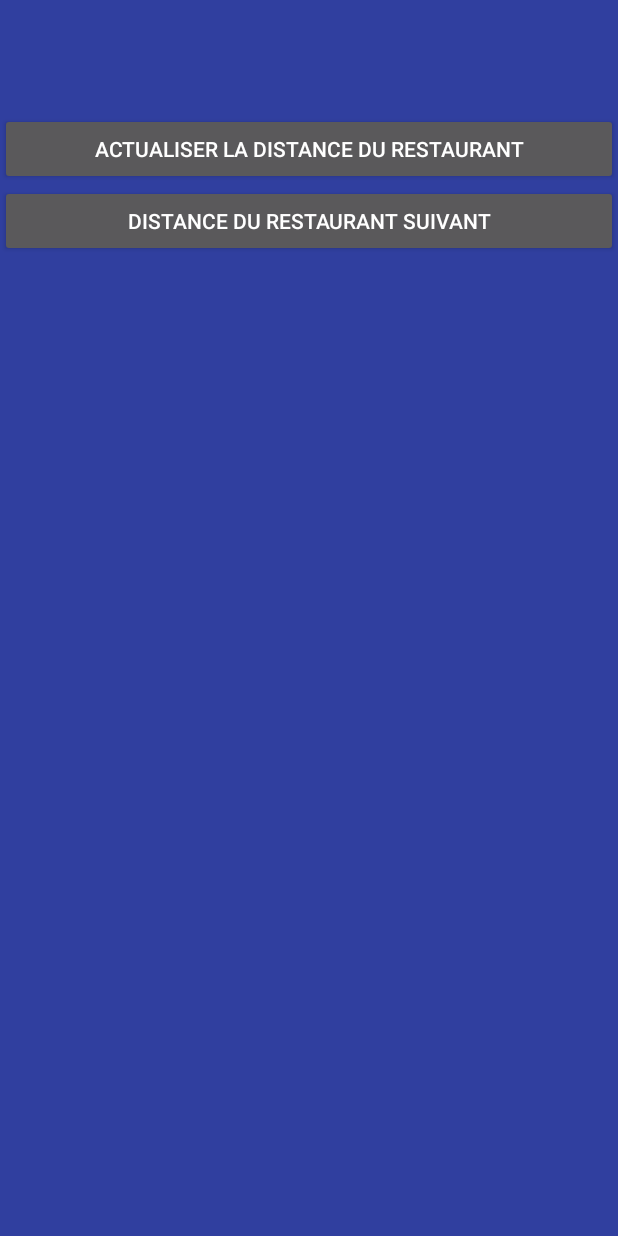
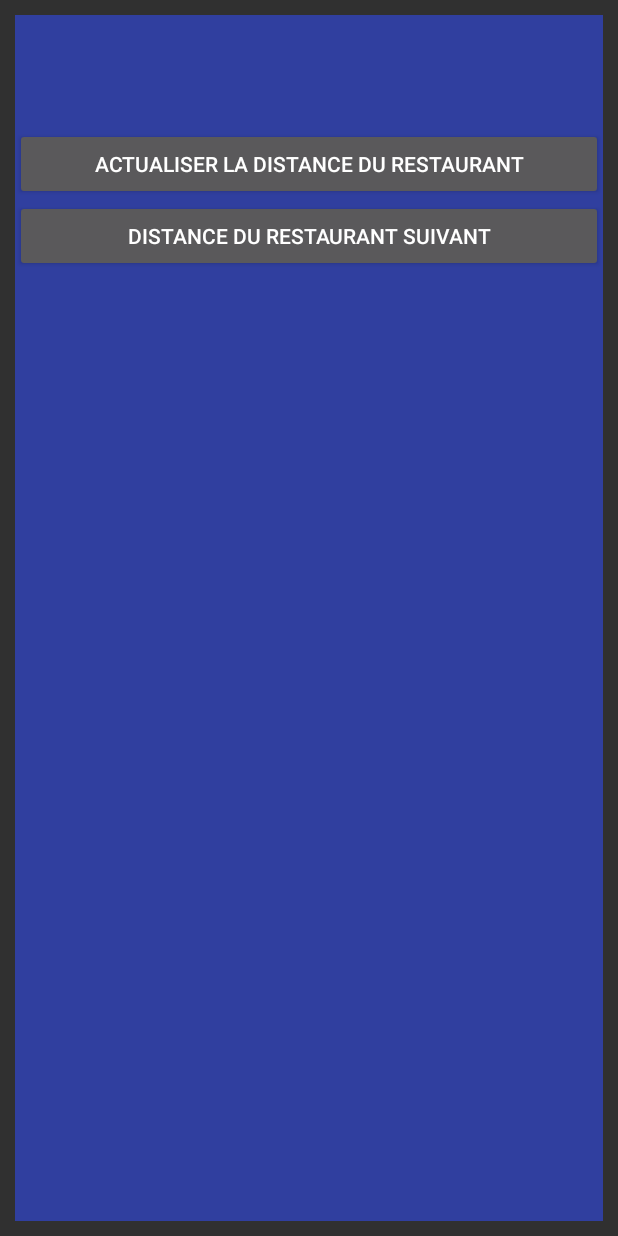
Before and after one commit to OncleTom77/WhereToEat, an Android app: the layout widget_layout.xml on its own in the app's theme, with its tools: preview values and no code run, on a phone screen of 412 x 824 dp. Run offline under Robolectric (Android 15) with nearby library versions, the phone set to English and light mode, and no system bars.

Commit message:
Widget style fix

```diff
--- a/app/src/main/res/layout/widget_layout.xml
+++ b/app/src/main/res/layout/widget_layout.xml
@@ -2,7 +2,8 @@
 <LinearLayout xmlns:android="http://schemas.android.com/apk/res/android"
     android:orientation="vertical" android:layout_width="match_parent"
     android:layout_height="match_parent"
-    android:background="@color/colorPrimaryDark" >
+    android:background="@color/colorPrimaryDark"
+    android:layout_margin="10dp">
 
     <TextView
         android:layout_width="match_parent"
@@ -16,7 +17,8 @@
         android:layout_width="match_parent"
         android:layout_height="wrap_content"
         android:id="@+id/distanceToRestaurant"
-        android:textSize="25sp" />
+        android:textSize="25sp"
+        android:textAlignment="center"/>
 
     <Button
         android:layout_width="match_parent"
--- a/app/src/main/res/xml/app_widget_provider_info.xml
+++ b/app/src/main/res/xml/app_widget_provider_info.xml
@@ -1,7 +1,7 @@
 <?xml version="1.0" encoding="utf-8"?>
 <appwidget-provider xmlns:android="http://schemas.android.com/apk/res/android"
-    android:minWidth="160dp"
-    android:minHeight="160dp"
+    android:minWidth="100dp"
+    android:minHeight="100dp"
     android:updatePeriodMillis="360000"
     android:initialLayout="@layout/widget_layout"
     android:resizeMode="horizontal|vertical"
```
